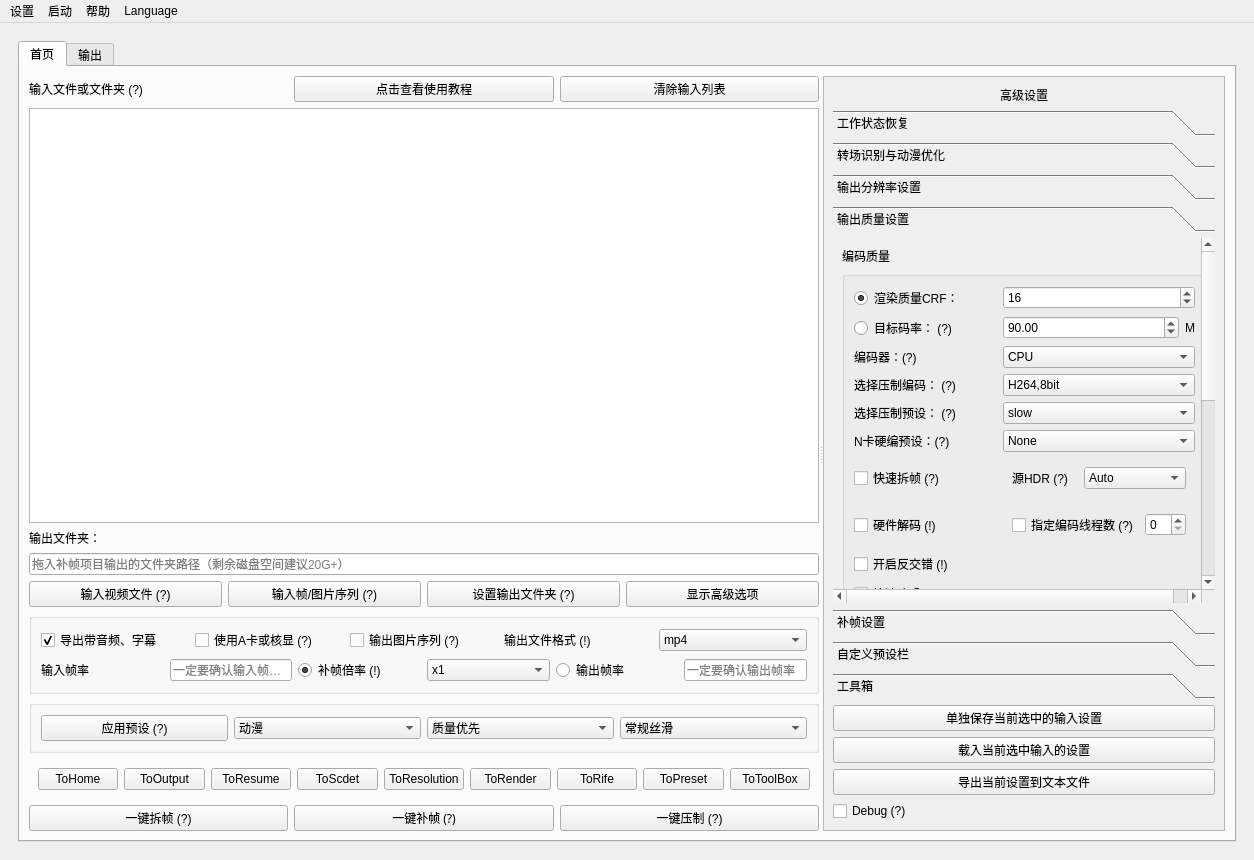
First picture: the form in Utils/SVFI_UI.ui, repository 100wman/RIFE_GUI, before the edit.
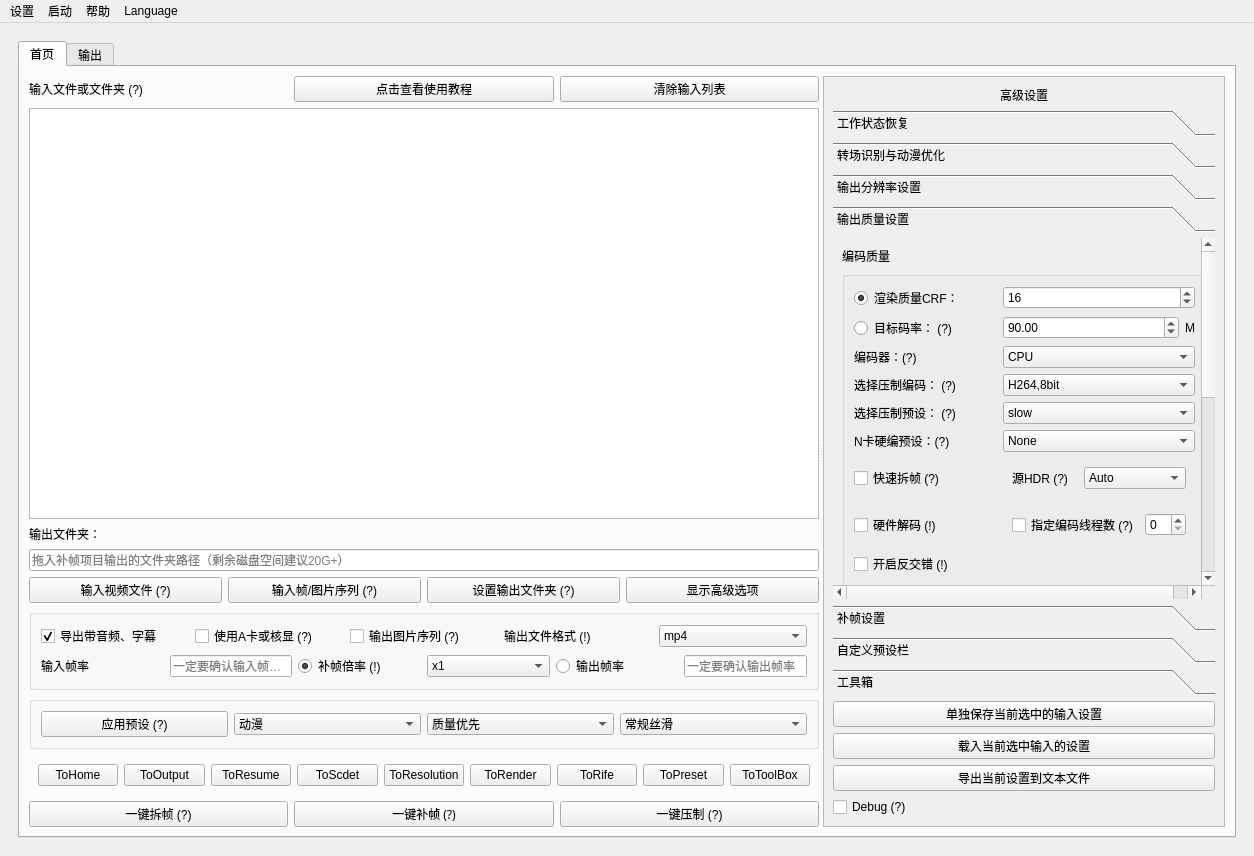
Second picture: the form after the edit. The open tabs and pages were chosen to show the change. Custom widgets are drawn as their Qt base class.

Commit message: SVFI 3.8.6-alpha     - Modify Resampling Algorithm by assigning opencv: area, ffmpeg: bicubic     - Optimize Code Structure by minimizing public members of functions     - Add Task Complete Progress Sanity Check     - Optimize Preview Title     - Optimize documentation for Preference Menu

```diff
--- a/Utils/SVFI_UI.ui
+++ b/Utils/SVFI_UI.ui
@@ -7,7 +7,7 @@
     <x>0</x>
     <y>0</y>
     <width>1254</width>
-    <height>860</height>
+    <height>856</height>
    </rect>
   </property>
   <property name="minimumSize">
@@ -743,7 +743,7 @@
                     <x>0</x>
                     <y>0</y>
                     <width>400</width>
-                    <height>738</height>
+                    <height>735</height>
                    </rect>
                   </property>
                   <layout class="QGridLayout" name="gridLayout_10">
@@ -1839,8 +1839,8 @@
                        <rect>
                         <x>0</x>
                         <y>0</y>
-                        <width>378</width>
-                        <height>643</height>
+                        <width>374</width>
+                        <height>631</height>
                        </rect>
                       </property>
                       <attribute name="label">
```
Left out of the diff: 14 changed lines with no effect on the pictures. The commit also changes 9 other files.
